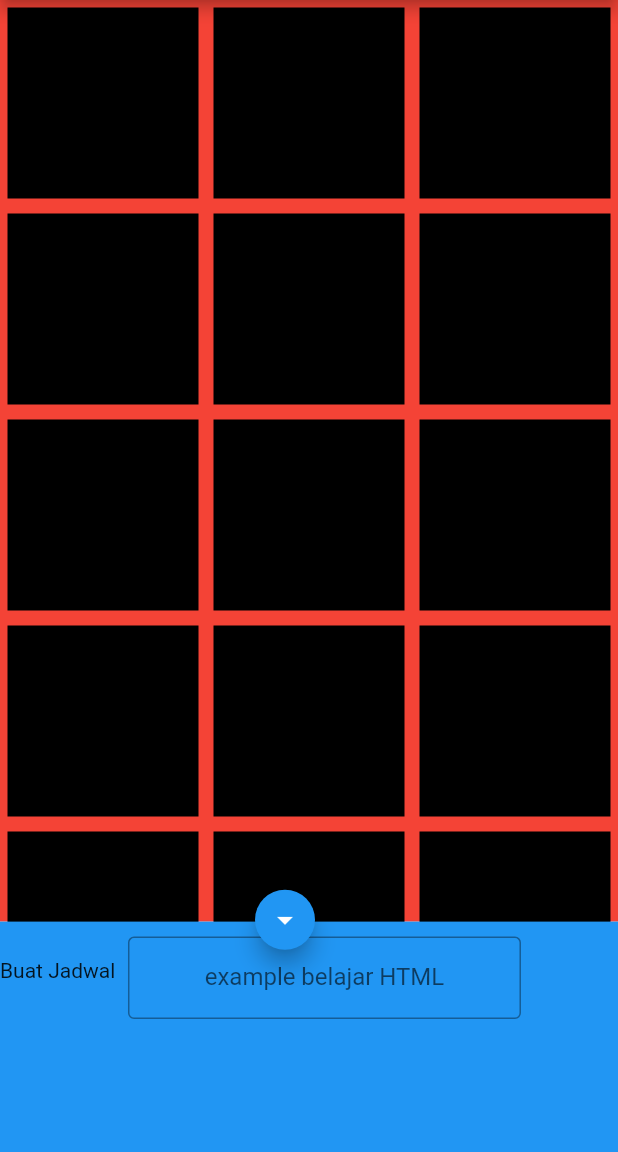
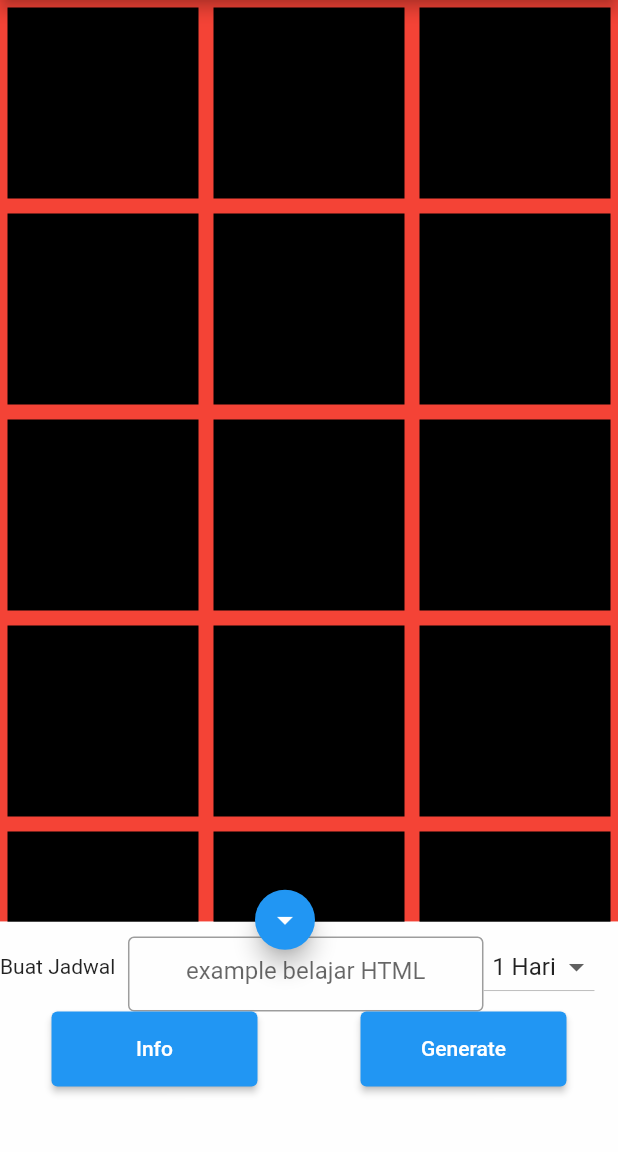
Before and after one commit to TwinsV/sevima-schedulemaker, a Flutter app: the screen it shows after launch, on a phone screen of 412 x 824 dp, the part 84-1236 px from its top. Run offline on Flutter 3.47's test engine with Material 2 defaults, Android fonts, the phone set to English and light mode, and no system bars; our stand-ins replace flutter_dotenv.

Commit message:
Update
Tambah button dan memperbaiki tampilan

```diff
--- a/lib/main.dart
+++ b/lib/main.dart
@@ -1,6 +1,10 @@
 import 'package:flutter/material.dart';
+import 'package:flutter_dotenv/flutter_dotenv.dart';
+import 'package:http/http.dart' as http;
 
-void main() {
+
+Future<void> main() async{
+  await dotenv.load();
   runApp(const MyApp());
 }
 
@@ -30,11 +34,16 @@
 }
 
 class _MyHomePageState extends State<MyHomePage> {
-  final List<int> _days = [1,3,7,30];
-  final _inputController = TextEditingController();
+  static const List<String> _days = ['1','3','5','7'];
+  TextEditingController _inputController = TextEditingController();
+  FocusNode _inputFocus = FocusNode();
   bool _showMenu = true;
+  String _selectedDay = '1';
+  @protected
+  void initState() {
+    super.initState();
 
-
+  }
   @override
   Widget build(BuildContext context) {
     double maxW = MediaQuery.of(context).size.width;
@@ -64,30 +73,73 @@
               ),
 
             _showMenu ? Expanded(
-              flex: 3,
+              flex: _inputFocus.hasFocus ? 12 : 3,
               child: Container(
-                color: Colors.blue,
+                color: Colors.white70,
                 child: Column(
                   children: [
                     Row(
                       children: [
                         Text('Buat Jadwal '),
                         Container(
-                          height: ((maxH/15)*1),
-                          width: maxW-150,
+                          height: ((maxH/15)*1) - 5,
+                          width: maxW-175,
                           margin: EdgeInsets.only(top: 10, left:5),
                           child: TextFormField(
                             controller: _inputController,
+                            focusNode: _inputFocus,
                             textAlign: TextAlign.center,
                             decoration: InputDecoration(
                               hintText: "example belajar HTML",
                               border: OutlineInputBorder()
                              ),
+                             onEditingComplete: ((){
+                              setState(() {
+                                _inputFocus.unfocus();
+                              });
+                             }),
                           ),
                         ),
+
+                        DropdownButton<String>(
+                          value: _selectedDay,
+                          items: _days.map((String value){
+                            return DropdownMenuItem(
+                              value: value,
+                              child: Container(
+                                width: 50,
+                                height: ((maxH/15)*1) - 5,
+                                child: Center(child: Text(" " +value+' Hari', textAlign: TextAlign.center,)),
+                              ));
+                        }).toList(), onChanged: ((_newValue){
+                          setState(() {
+                            if(_newValue != null){
+                              _selectedDay = _newValue;
+                            }
+                          });
+                        })),
                       ],
-                    )
-                  ]),
+                    ),
+
+
+                  Row(
+                    mainAxisAlignment: MainAxisAlignment.spaceAround,
+                    children: List.generate(2, ((index) {
+                      return Container(
+                        width: maxW/3,
+                        height: ((maxH/15)*1) - 5,
+                        child: ElevatedButton(
+                          onPressed: (() {
+                          }),
+                          child: Text(
+                            index == 0 ? 'Info' : 'Generate'
+                          )),
+                      );
+                    }))
+                    ,)
+
+                  ]
+                  ),
               )
               ) : Container()
         ],
@@ -97,7 +149,7 @@
       floatingActionButton: Align(
         alignment:_showMenu ? Alignment.bottomCenter : Alignment.bottomRight ,
         child: Container(
-          margin: _showMenu ? EdgeInsets.only(bottom: ((maxH/15)*3)-50) : EdgeInsets.zero,
+          margin: _showMenu && _inputFocus.hasFocus ? EdgeInsets.only(bottom: ((maxH/15)*3)-30) : _showMenu ? EdgeInsets.only(bottom: ((maxH/15)*3)-50) : EdgeInsets.zero,
           child: FloatingActionButton(
             mini: true,
               onPressed: (() {
@@ -119,3 +171,7 @@
     );
   }
 }
+
+createSchedule() async{
+  // final response = await http()
+}
--- a/pubspec.yaml
+++ b/pubspec.yaml
@@ -34,6 +34,8 @@ dependencies:
   # The following adds the Cupertino Icons font to your application.
   # Use with the CupertinoIcons class for iOS style icons.
   cupertino_icons: ^1.0.2
+  flutter_dotenv: ^5.1.0
+  http: ">=0.13.5 <2.0.0"
 
 dev_dependencies:
   flutter_test:
@@ -58,7 +60,8 @@ flutter:
   uses-material-design: true
 
   # To add assets to your application, add an assets section, like this:
-  # assets:
+  assets:
+    - .env
   #   - images/a_dot_burr.jpeg
   #   - images/a_dot_ham.jpeg
 
```
